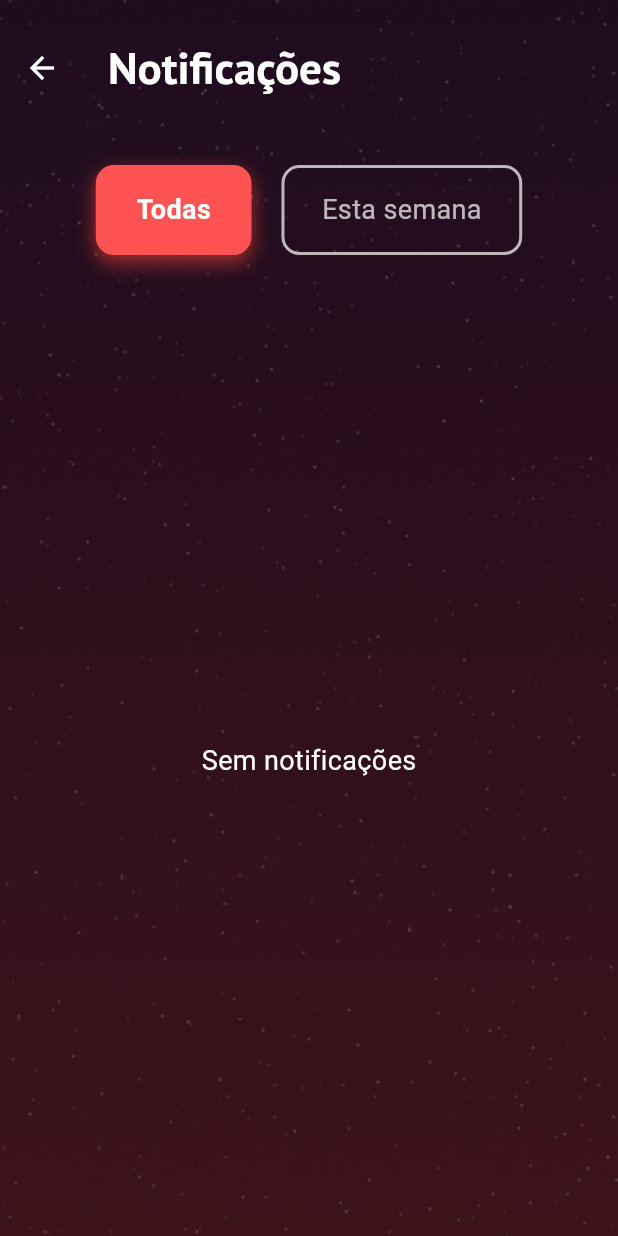
After one commit to ThiNs7/Starlit-App, a Flutter app: the HomePage screen opened by its route, item 2 of the bottom bar chosen, after a tap on the "notifications" icon, on a phone screen of 412 x 824 dp. The commit adds this screen. Run offline on Flutter 3.47's test engine with Material 3 defaults, Android fonts, the phone set to English and light mode, and no system bars; our stand-ins replace another_flutter_splash_screen, flutter_rating_bar, google_fonts, shared_preferences; accounts and stored records are empty; network calls fail.

Commit message:
fit: Atualização homepage e Página notificações.

```diff
--- a/lib/components/review_form.dart
+++ b/lib/components/review_form.dart
@@ -16,6 +16,8 @@ class Review {
     required this.imagePath,
     this.isPublic = true,
   });
+
+  get imageUrl => null;
 }
 
 class ReviewForm extends StatefulWidget {
--- a/lib/controllers/authProvider.dart
+++ b/lib/controllers/authProvider.dart
@@ -111,6 +111,7 @@ class AuthProvider with ChangeNotifier {
   Future<bool> login(String email, String password) async {
     try {
       final responseData = await _authService.login(email, password);
+      print('Digero ${responseData}');
       var responseDecoded = jsonDecode(responseData);
       setAuthToken(responseDecoded['token'].toString());
       return true;
--- a/lib/screens/entrar.dart
+++ b/lib/screens/entrar.dart
@@ -38,8 +38,8 @@ class Entrar extends StatelessWidget {
                     decoration: BoxDecoration(
                       color: Color.fromARGB(0, 0, 0, 0).withOpacity(0.6),
                       borderRadius: const BorderRadius.only(
-                        topLeft: Radius.circular(20),
-                        topRight: Radius.circular(20),
+                        topLeft: Radius.circular(50),
+                        topRight: Radius.circular(50),
                       ),
                     ),
                     child: Column(
--- a/lib/screens/homepage.dart
+++ b/lib/screens/homepage.dart
@@ -5,6 +5,7 @@ import 'package:starlitfilms/components/styles.dart';
 import 'package:starlitfilms/controllers/authProvider.dart';
 import 'package:starlitfilms/screens/Perfil/perfil.dart';
 import 'package:starlitfilms/screens/amigos.dart';
+import 'package:starlitfilms/screens/notificacao.dart';
 
 class HomePage extends StatefulWidget {
   const HomePage({super.key});
@@ -111,9 +112,13 @@ class _HomePageState extends State<HomePage> {
               ),
             ),
             IconButton(
-              icon: const Icon(Icons.notifications, color: Colors.white),
+              icon: const Icon(Icons.notifications, color: Colors.white, size: 45),
               onPressed: () {
-                // Ação para a notificação
+                Navigator.of(context).pushReplacement(
+                                MaterialPageRoute(
+                                  builder: (context) =>  const Notificacao(),
+                                ),
+                              );
               },
             ),
           ],
@@ -188,25 +193,26 @@ class _HomePageState extends State<HomePage> {
       child: Column(
         children: [
           const Slide(),
-          const Divider(),
           Container(
-            padding: const EdgeInsets.symmetric(vertical: 8.0),
-            child: Text(
-              "FILMES MAIS COMENTADOS",
-              style: txtSans(20, Colors.white),
-            ),
+            child: Image.asset('assets/filmesMaisComentados.png'),
           ),
           _buildImageRow(),
+          Container(
+            child: Image.asset('assets/linha1.png'),
+          ),
+
           Expanded(
             child: ListView.builder(
               itemCount: userReviews.length,
               itemBuilder: (context, index) {
                 return _buildCard(userReviews[index]);
+
               },
             ),
           ),
         ],
       ),
+
     );
   }
 
--- /dev/null
+++ b/lib/screens/notificacao.dart
@@ -0,0 +1,125 @@
+import 'package:flutter/material.dart';
+import 'package:starlitfilms/components/styles.dart';
+import 'package:starlitfilms/screens/homepage.dart';
+
+class Notificacao extends StatefulWidget {
+  const Notificacao({super.key});
+
+  @override
+  _NotificacaoState createState() => _NotificacaoState();
+}
+
+class _NotificacaoState extends State<Notificacao> {
+  String _selectedView = 'Todas';
+
+  @override
+  Widget build(BuildContext context) {
+    return Scaffold(
+      extendBodyBehindAppBar: true,
+      appBar: AppBar(
+        automaticallyImplyLeading: false,
+        backgroundColor: Colors.transparent,
+        toolbarHeight: 90.0,
+        elevation: 0,
+        title: Text(
+          "Notificações",
+          style: txtSans(30, Colors.white),
+        ),
+        leading: IconButton(
+          icon: const Icon(Icons.arrow_back, color: Colors.white),
+          onPressed: () {
+            Navigator.pushAndRemoveUntil(
+              context,
+              MaterialPageRoute(builder: (context) => const HomePage()),
+              (route) => false,
+            );
+          },
+        ),
+      ),
+      body: Stack(
+        children: [
+          Container(
+            decoration: const BoxDecoration(
+              image: DecorationImage(
+                image: AssetImage('assets/homeFundo.png'),
+                fit: BoxFit.cover,
+              ),
+            ),
+          ),
+          Container(
+            decoration: BoxDecoration(
+              color: Colors.black.withOpacity(0.5),
+            ),
+          ),
+          Column(
+            children: [
+              const SizedBox(height: 110),
+              Padding(
+                padding: const EdgeInsets.symmetric(horizontal: 20.0),
+                child: Row(
+                  mainAxisAlignment: MainAxisAlignment.center,
+                  children: [
+                    _buildViewOption('Todas'),
+                    const SizedBox(width: 20),
+                    _buildViewOption('Esta semana'),
+                  ],
+                ),
+              ),
+              const SizedBox(height: 20),
+              Expanded(
+                child: Center(
+                  child: Text(
+                    _selectedView == 'Todas'
+                        ? 'Sem notificações'
+                        : 'Sem notificações desta semana',
+                    style: const TextStyle(color: Colors.white, fontSize: 18),
+                  ),
+                ),
+              ),
+            ],
+          ),
+        ],
+      ),
+    );
+  }
+
+  Widget _buildViewOption(String label) {
+    bool isSelected = _selectedView == label;
+    return GestureDetector(
+      onTap: () {
+        setState(() {
+          _selectedView = label;
+        });
+      },
+      child: AnimatedContainer(
+        duration: const Duration(milliseconds: 300),
+        padding: const EdgeInsets.symmetric(horizontal: 25, vertical: 15),
+        decoration: BoxDecoration(
+          color: isSelected ? Colors.redAccent : Colors.transparent,
+          borderRadius: BorderRadius.circular(12),
+          border: Border.all(
+            color: isSelected ? Colors.redAccent : Colors.white70,
+            width: 2,
+          ),
+          boxShadow: isSelected
+              ? [
+                  BoxShadow(
+                    color: Colors.red.withOpacity(0.6),
+                    blurRadius: 10,
+                    offset: const Offset(0, 5),
+                  ),
+                ]
+              : [],
+        ),
+        child: Text(
+          label,
+          style: TextStyle(
+            color: isSelected ? Colors.white : Colors.white70,
+            fontSize: 18,
+            fontWeight: isSelected ? FontWeight.bold : FontWeight.normal,
+          ),
+        ),
+      ),
+    );
+  }
+}
--- a/lib/services/auth_service.dart
+++ b/lib/services/auth_service.dart
@@ -2,7 +2,7 @@ import 'dart:convert';
 import 'package:http/http.dart' as http;
 
 class AuthService {
-  final String baseUrl = "https://a81d930b-8145-426a-a992-3ae5212953d1-00-141ku1p7be0mi.janeway.replit.dev";
+  final String baseUrl = "https://46a6f16b-0f3a-4dfa-b2cf-1fce86437b0e-00-34kqndql0gllw.kirk.replit.dev";
 
   Uri _createUri(String path) {
     return Uri.parse('$baseUrl$path');
@@ -28,13 +28,15 @@ class AuthService {
   }
 
   Future<String> login(String email, String password) async {
+    print('fabroca');
     final url = _createUri("/user/login");
-
+    print('Tecnica');
     final response = await http.post(
       url,
       headers: {'Content-Type': 'application/json'},
       body: json.encode({'email': email, 'password': password}),
     );
+    print('rboerto carlos: ${response}');
 
     if (response.statusCode == 200) {
       return response.body;
```
Also changed, not shown: assets/filmesMaisComentados.png (added), assets/linha1.png (added).
